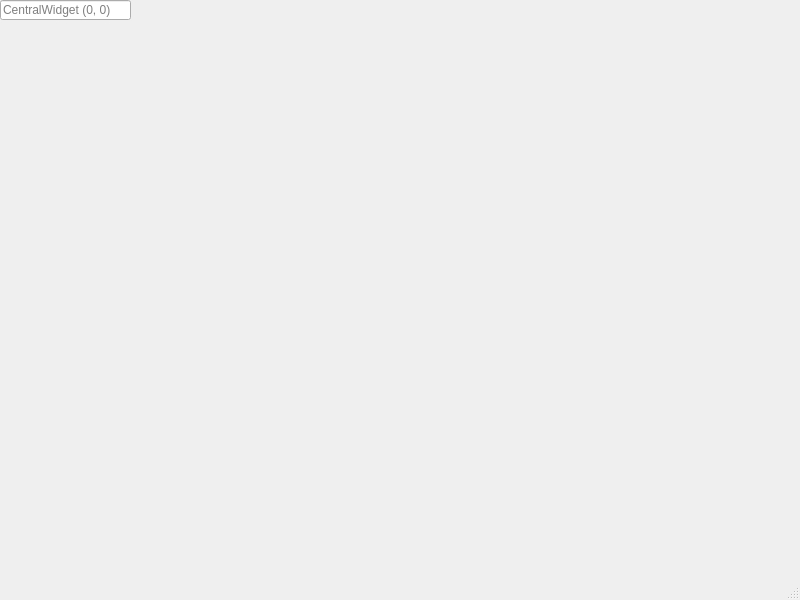
First picture: the form in QtGuiApplicationTest/QtGuiApplicationTest/MiscellaneousTesting.ui, repository xautshuanglong/QtLearningRepository, before the edit.
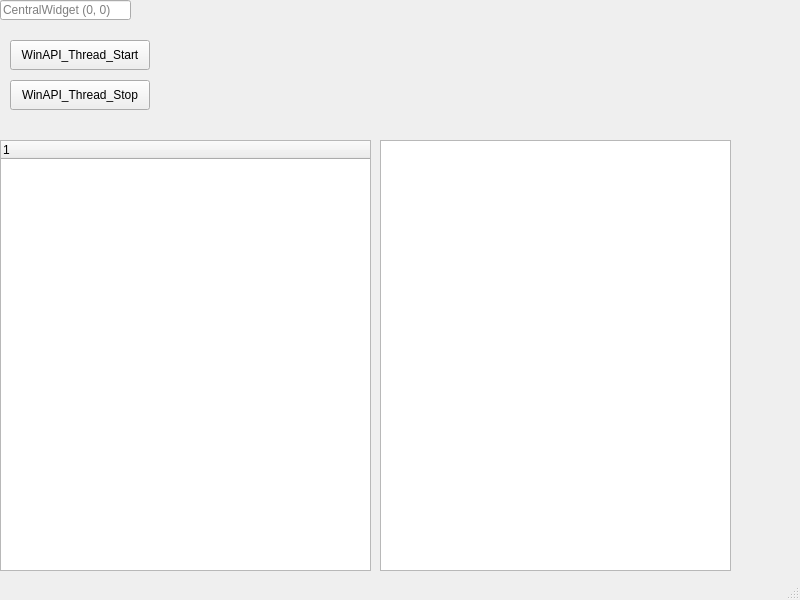
Second picture: the form after the edit.

Commit message: WinApi _beginthreadex + WaitForSingleObject 测试

The edit to the form file:
```diff
--- a/QtGuiApplicationTest/QtGuiApplicationTest/MiscellaneousTesting.ui
+++ b/QtGuiApplicationTest/QtGuiApplicationTest/MiscellaneousTesting.ui
@@ -27,6 +27,57 @@
      <string>CentralWidget (0, 0)</string>
     </property>
    </widget>
+   <widget class="QTreeWidget" name="treeWidget">
+    <property name="geometry">
+     <rect>
+      <x>0</x>
+      <y>140</y>
+      <width>371</width>
+      <height>431</height>
+     </rect>
+    </property>
+    <column>
+     <property name="text">
+      <string notr="true">1</string>
+     </property>
+    </column>
+   </widget>
+   <widget class="QListWidget" name="listWidget">
+    <property name="geometry">
+     <rect>
+      <x>380</x>
+      <y>140</y>
+      <width>351</width>
+      <height>431</height>
+     </rect>
+    </property>
+   </widget>
+   <widget class="QPushButton" name="btnWinApiThreadStart">
+    <property name="geometry">
+     <rect>
+      <x>10</x>
+      <y>40</y>
+      <width>140</width>
+      <height>30</height>
+     </rect>
+    </property>
+    <property name="text">
+     <string>WinAPI_Thread_Start</string>
+    </property>
+   </widget>
+   <widget class="QPushButton" name="btnWinApiThreadStop">
+    <property name="geometry">
+     <rect>
+      <x>10</x>
+      <y>80</y>
+      <width>140</width>
+      <height>30</height>
+     </rect>
+    </property>
+    <property name="text">
+     <string>WinAPI_Thread_Stop</string>
+    </property>
+   </widget>
   </widget>
   <widget class="QStatusBar" name="statusbar"/>
  </widget>
```
The commit also changes 2 other files.
